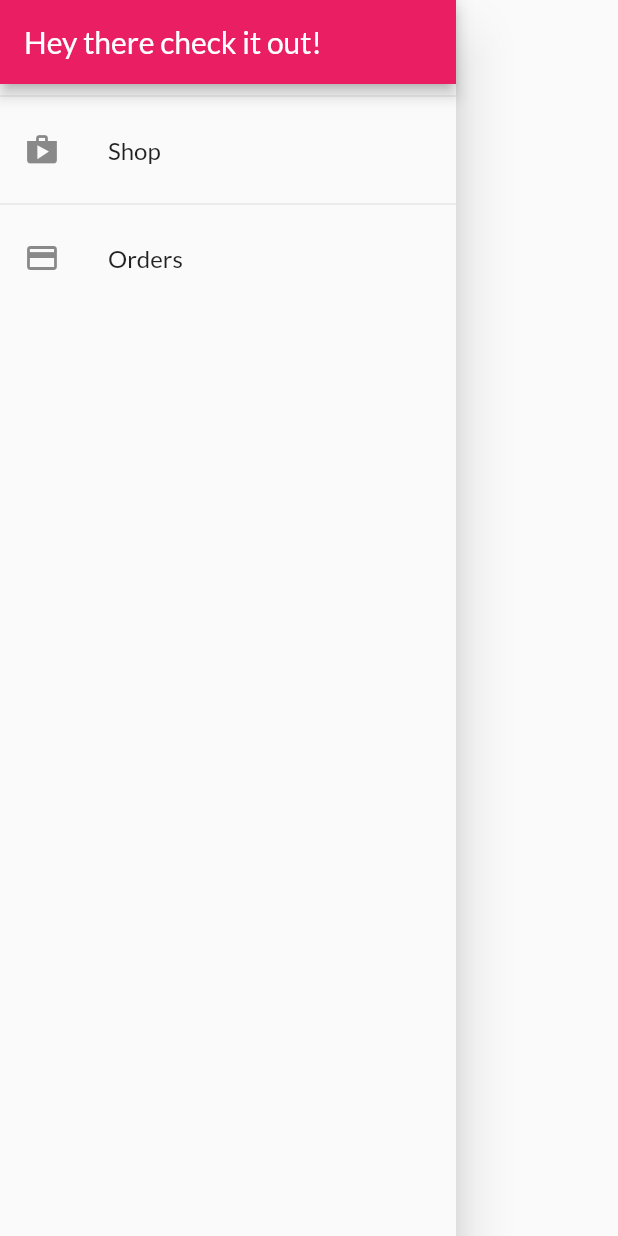
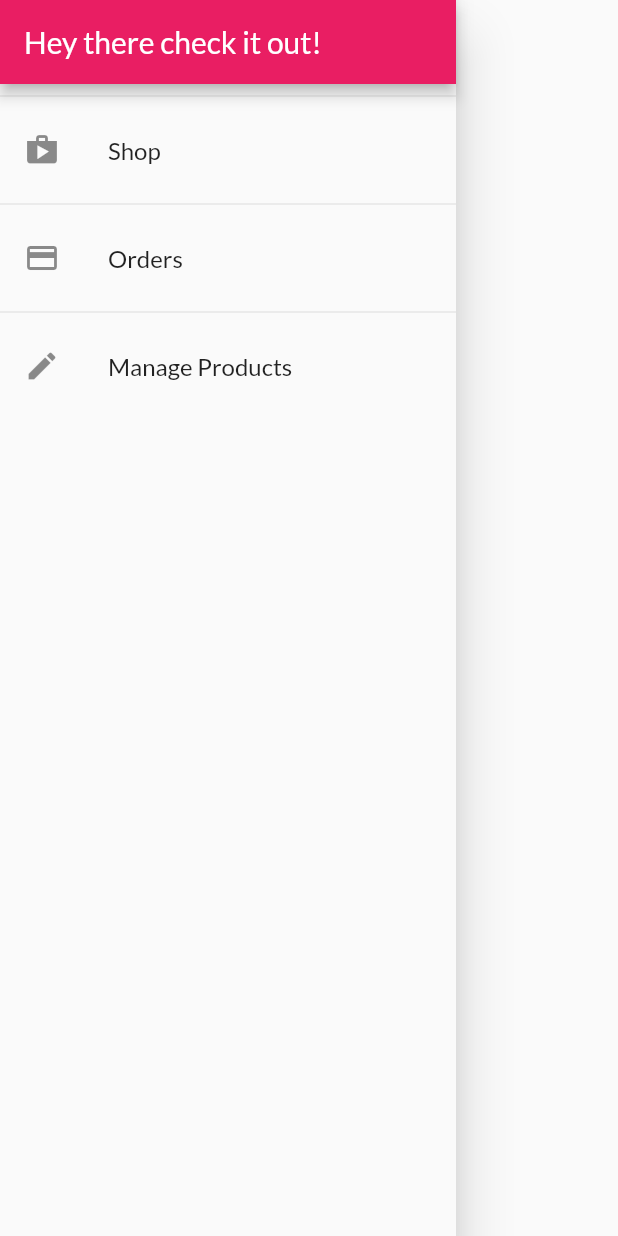
Before and after one commit to absolute-nil/shopping-app, a Flutter app: the AppDrawer widget shown alone on an empty page, opened directly, on a phone screen of 412 x 824 dp. Run offline on Flutter 3.47's test engine with Material 2 defaults, Android fonts, the phone set to English and light mode, and no system bars; our stand-ins replace google_fonts; network calls fail.

Commit message:
connect user product

```diff
--- a/lib/main.dart
+++ b/lib/main.dart
@@ -10,6 +10,7 @@ import './providers/cart.dart';
 import './screens/cart_screen.dart';
 import './providers/orders.dart';
 import './screens/orders_screen.dart';
+import './screens/user_products_screen.dart';
 
 void main() => runApp(MyApp());
 
@@ -36,7 +37,8 @@ class MyApp extends StatelessWidget {
         routes: {
           ProductDetailScreen.routeName: (ctx) => ProductDetailScreen(),
           CartScreen.routeName: (ctx) => CartScreen(),
-          OrdersScreen.route_name: (ctx) => OrdersScreen()
+          OrdersScreen.route_name: (ctx) => OrdersScreen(),
+          UserProductsScreen.route_name: (ctx) => UserProductsScreen()
         },
       ),
     );
--- a/lib/widgets/app_drawer.dart
+++ b/lib/widgets/app_drawer.dart
@@ -1,4 +1,6 @@
 import 'package:flutter/material.dart';
+
+import '../screens/user_products_screen.dart';
 import '../screens/orders_screen.dart';
 
 class AppDrawer extends StatelessWidget {
@@ -27,6 +29,14 @@ class AppDrawer extends StatelessWidget {
               Navigator.of(context).pushReplacementNamed(OrdersScreen.route_name);
             },
           ),
+          Divider(),
+          ListTile(
+            leading: Icon(Icons.edit),
+            title: Text("Manage Products"),
+            onTap: (){
+              Navigator.of(context).pushReplacementNamed(UserProductsScreen.route_name);
+            },
+          ),
         ],
       ),
     );
```
